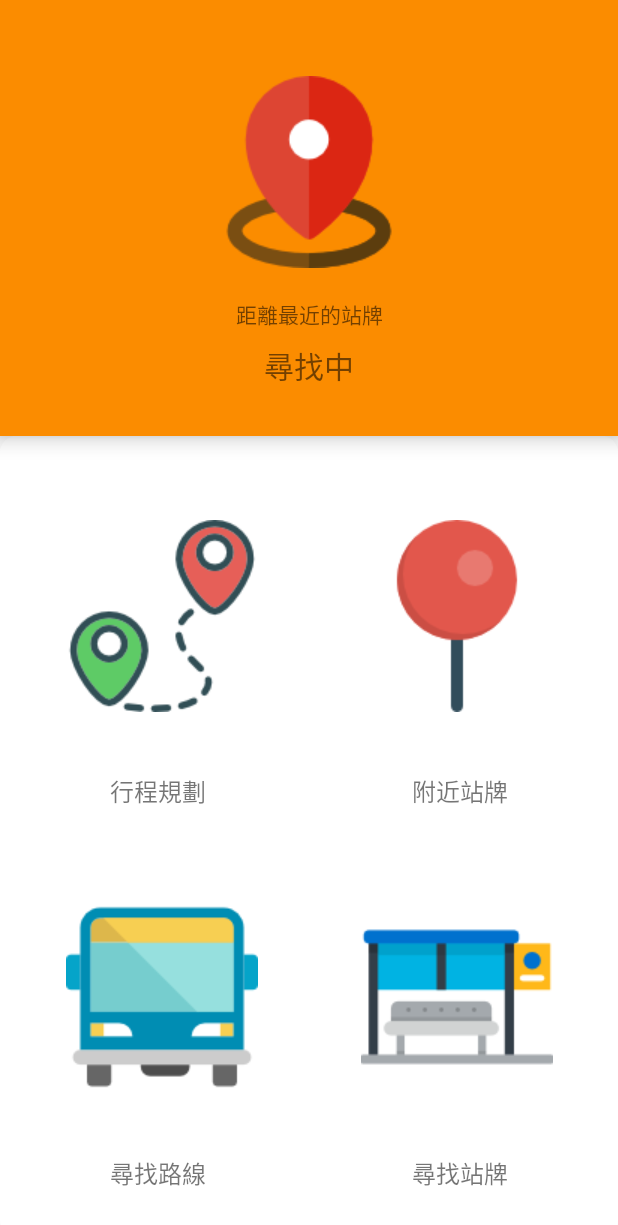
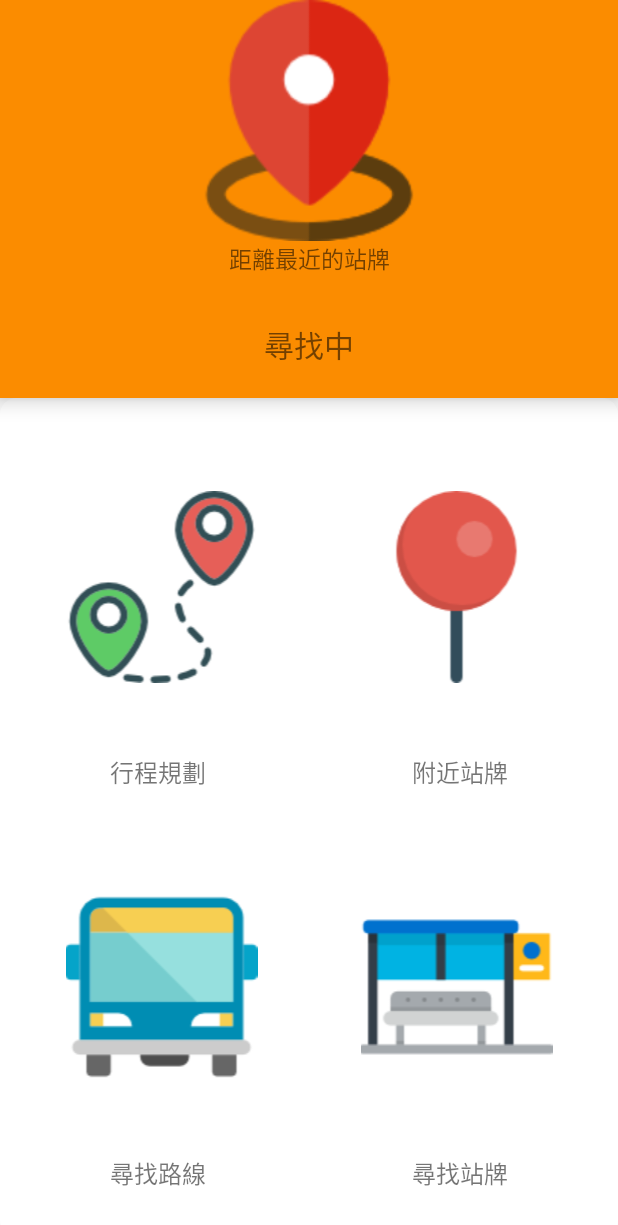
Before and after one commit to CasparChou/SightBus-AndroidApp, an Android app: the screen it shows after launch (MainActivity), on a phone screen of 412 x 824 dp. Shown: the top 1225 px of the screen. Run offline under Robolectric (Android 15) with nearby library versions, the phone set to English and light mode, and no system bars.

Commit message:
Major update 20161223

```diff
--- a/app/src/main/res/layout/activity_main.xml
+++ b/app/src/main/res/layout/activity_main.xml
@@ -1,49 +1,46 @@
 <?xml version="1.0" encoding="utf-8"?>
-<RelativeLayout xmlns:android="http://schemas.android.com/apk/res/android"
+<LinearLayout
+    xmlns:android="http://schemas.android.com/apk/res/android"
     xmlns:app="http://schemas.android.com/apk/res-auto"
     xmlns:tools="http://schemas.android.com/tools"
     tools:context="tenoz.lab.sightbus.MainActivity"
     android:id="@+id/activity_main"
     android:layout_width="match_parent"
     android:layout_height="match_parent"
+    android:orientation="vertical"
+    android:layout_alignParentTop="true"
+    android:layout_alignParentStart="true"
     android:theme="@style/AppHomeTheme">
-
 
     <LinearLayout
         android:layout_width="match_parent"
-        android:layout_height="match_parent"
-        android:orientation="vertical"
-        android:layout_alignParentTop="true"
-        android:layout_alignParentStart="true">
-
-        <LinearLayout
-            android:layout_width="match_parent"
-            android:layout_height="300dp"
-            android:layout_marginTop="-9dp"
+        android:layout_height="wrap_content"
+        android:layout_weight="3"
         android:elevation="8dp"
         android:orientation="vertical"
         android:background="@color/colorPrimary">
-
-            <ImageView
+        <ImageButton
             android:layout_width="match_parent"
             android:layout_height="wrap_content"
-                app:srcCompat="@drawable/surrodings128"
-                android:layout_marginTop="60dp"
+            android:src="@drawable/surrodings128"
+            android:background="@android:color/transparent"
+            android:scaleType="fitCenter"
+            android:layout_weight="3"
             android:id="@+id/main_logo" />
-
         <TextView
             android:text="@string/the_nearest_hint"
             android:layout_width="match_parent"
             android:layout_height="wrap_content"
             android:textAlignment="center"
-                android:paddingTop="20dp"
+            android:textSize="15sp"
+            android:layout_weight="1"
             android:id="@+id/main_nearest_hint_text" />
-
         <Button
             android:text="尋找中"
             android:textAllCaps="false"
             android:layout_width="match_parent"
             android:layout_height="wrap_content"
+            android:layout_weight="2"
             android:textAlignment="center"
             android:textSize="20sp"
             android:textColor="#8a000000"
@@ -54,42 +51,41 @@
     <LinearLayout
         android:orientation="vertical"
         android:layout_width="match_parent"
-            android:layout_height="match_parent"
+        android:layout_height="wrap_content"
+        android:layout_weight="5"
         android:background="@drawable/cornor_theme_white">
 
         <LinearLayout
             android:orientation="horizontal"
             android:layout_width="match_parent"
             android:layout_height="wrap_content"
-                android:layout_weight="50"
+            android:layout_weight="2"
             android:paddingLeft="20dp"
-                android:paddingRight="20dp">
-
+            android:paddingRight="20dp"
+            android:gravity="center_vertical">
             <ImageButton
                 android:src="@drawable/pathfinding128"
                 android:layout_width="wrap_content"
-                    android:layout_height="match_parent"
+                android:layout_height="wrap_content"
                 android:layout_weight="1"
                 android:layout_marginRight="15sp"
                 android:paddingTop="30sp"
                 android:paddingBottom="20sp"
                 android:background="@android:color/white"
-                    android:textSize="20sp"
+                android:scaleType="fitCenter"
                 android:id="@+id/main_pathfinding_btn"
                 android:onClick="openRoutePlanning"/>
-
             <ImageButton
                 android:src="@drawable/stops128"
                 android:layout_width="wrap_content"
-                    android:layout_height="match_parent"
+                android:layout_height="wrap_content"
                 android:layout_weight="1"
                 android:layout_marginLeft="15sp"
                 android:paddingTop="30sp"
                 android:paddingBottom="20sp"
-                    android:theme="@style/AppTheme"
                 android:onClick="openMap"
                 android:background="@android:color/white"
-                    android:textSize="20sp"
+                android:scaleType="fitCenter"
                 android:id="@+id/main_nearby_btn" />
         </LinearLayout>
         <LinearLayout
@@ -116,34 +112,35 @@
             android:orientation="horizontal"
             android:layout_width="match_parent"
             android:layout_height="wrap_content"
-                android:layout_weight="50"
+            android:layout_weight="2"
             android:paddingLeft="20dp"
-                android:paddingRight="20dp">
+            android:paddingRight="20dp"
+            android:gravity="center_vertical">
 
             <ImageButton
                 android:src="@drawable/search_routes128"
                 android:layout_width="wrap_content"
-                    android:layout_height="match_parent"
+                android:layout_height="wrap_content"
                 android:layout_weight="1"
                 android:layout_marginRight="15sp"
                 android:paddingTop="30sp"
                 android:paddingBottom="20sp"
                 android:background="@android:color/white"
                 android:onClick="openSearchRoutes"
-                    android:textSize="20sp"
+                android:scaleType="fitCenter"
                 android:id="@+id/main_search_route_btn" />
 
             <ImageButton
                 android:src="@drawable/search_stops128"
                 android:layout_width="wrap_content"
-                    android:layout_height="match_parent"
+                android:layout_height="wrap_content"
                 android:layout_weight="1"
                 android:layout_marginLeft="15sp"
                 android:paddingTop="30sp"
                 android:paddingBottom="20sp"
                 android:background="@android:color/white"
                 android:onClick="openSearchStops"
-                    android:textSize="20sp"
+                android:scaleType="fitCenter"
                 android:id="@+id/main_search_stop_btn" />
         </LinearLayout>
         <LinearLayout
@@ -168,4 +165,3 @@
         </LinearLayout>
     </LinearLayout>
 </LinearLayout>
-</RelativeLayout>
```
Lines whose indentation alone changed are shown as unchanged.
